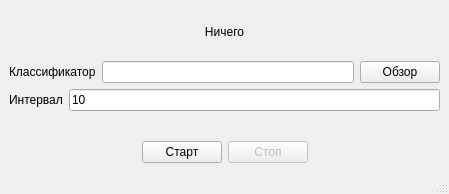
Before: the Qt Designer form mainwindow.ui in parchoc/BallScroll, drawn with Qt 5.
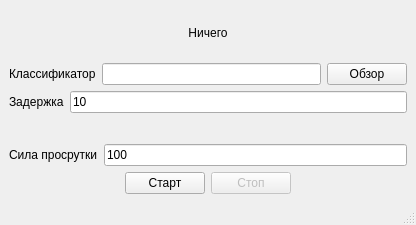
After: the same form once the commit is applied.

Commit message: Add scroll power.

What changed in the file:
```diff
--- a/mainwindow.ui
+++ b/mainwindow.ui
@@ -6,8 +6,8 @@
    <rect>
     <x>0</x>
     <y>0</y>
-    <width>449</width>
-    <height>194</height>
+    <width>416</width>
+    <height>225</height>
    </rect>
   </property>
   <property name="windowTitle">
@@ -51,7 +51,7 @@
       <item row="0" column="0">
        <widget class="QLabel" name="label_2">
         <property name="text">
-         <string>Интервал</string>
+         <string>Задержка</string>
         </property>
        </widget>
       </item>
@@ -64,6 +64,24 @@
       </item>
      </layout>
     </item>
+    <item>
+     <layout class="QHBoxLayout" name="horizontalLayout_3">
+      <item>
+       <widget class="QLabel" name="label_3">
+        <property name="text">
+         <string>Сила просрутки</string>
+        </property>
+       </widget>
+      </item>
+      <item>
+       <widget class="QLineEdit" name="scrollEdit">
+        <property name="text">
+         <string>100</string>
+        </property>
+       </widget>
+      </item>
+     </layout>
+    </item>
     <item>
      <layout class="QHBoxLayout" name="horizontalLayout_2">
       <item>
```
Left out of the diff: 4 changed lines with no effect on the pictures. The commit also changes 3 other files.
